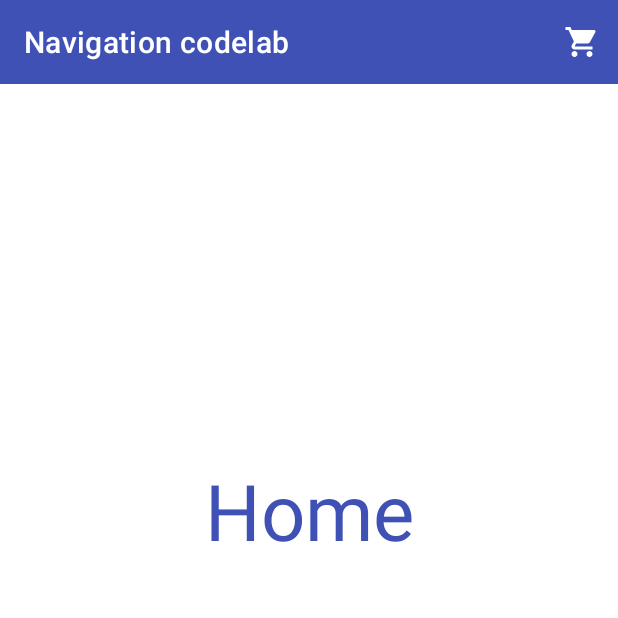
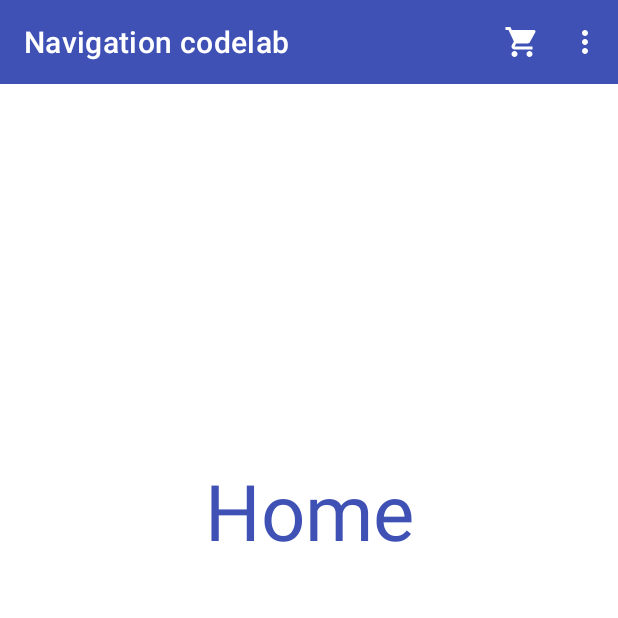
Before and after one commit to yugo-miyabe/Android-Navigation-Codelab, an Android app: the screen it shows after launch (MainActivity), on a phone screen of 412 x 824 dp, the top half of it. Run offline under Robolectric (Android 15) with nearby library versions, the phone set to English and light mode, and no system bars; our stand-ins replace navigation-ui.

Commit message:
プション メニューで NavigationUI

```diff
--- a/android-navigation-master 23.44.34/app/src/main/res/menu/overflow_menu.xml
+++ b/android-navigation-master 23.44.34/app/src/main/res/menu/overflow_menu.xml
@@ -1,5 +1,4 @@
-<?xml version="1.0" encoding="utf-8"?>
-<!--
+<?xml version="1.0" encoding="utf-8"?><!--
   ~ Copyright (C) 2018 The Android Open Source Project
   ~ Licensed under the Apache License, Version 2.0 (the "License");
   ~ you may not use this file except in compliance with the License.
@@ -12,11 +11,9 @@
   ~ limitations under the License.
   -->
 <menu xmlns:android="http://schemas.android.com/apk/res/android">
-    <!-- TODO Step 9.1 - Add an item for the settings fragment -->
-    <!--<item-->
-        <!--android:id="@+id/settings_dest"-->
-        <!--android:icon="@drawable/ic_settings"-->
-        <!--android:menuCategory="secondary"-->
-        <!--android:title="@string/settings" />-->
-    <!-- TODO END STEP 9.1 -->
+    <item
+        android:id="@+id/settings_dest"
+        android:icon="@drawable/ic_settings"
+        android:menuCategory="secondary"
+        android:title="@string/settings" />
 </menu>
```
